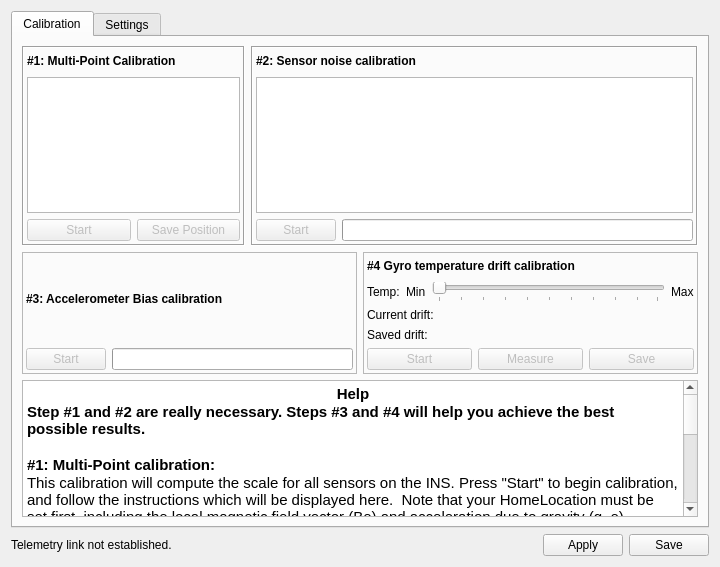
First picture: the form in ground/openpilotgcs/src/plugins/config/revosensors.ui, repository vooon/OpenPilot, before the edit.
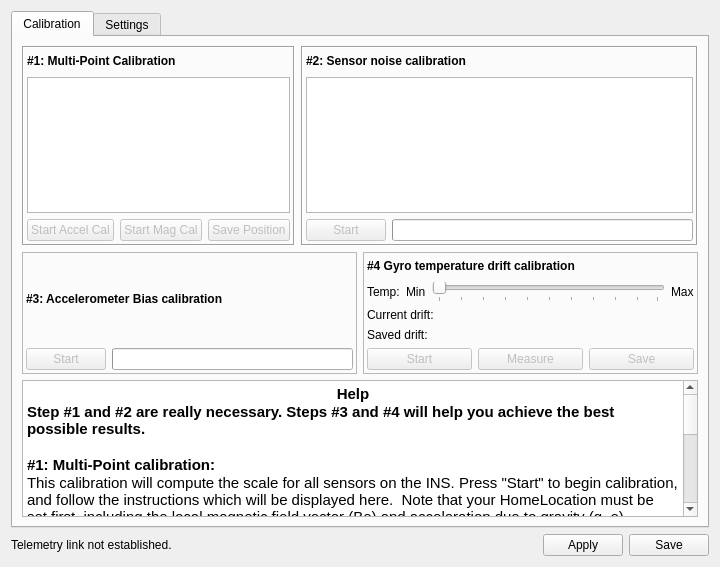
Second picture: the form after the edit. Icons and pictures are not drawn.

What changed in the file:
```diff
--- a/ground/openpilotgcs/src/plugins/config/revosensors.ui
+++ b/ground/openpilotgcs/src/plugins/config/revosensors.ui
@@ -88,7 +88,17 @@
                    <string>Launch a sensor range and bias calibration.</string>
                   </property>
                   <property name="text">
-                   <string>Start</string>
+                   <string>Start Accel Cal</string>
+                  </property>
+                 </widget>
+                </item>
+                <item>
+                 <widget class="QPushButton" name="sixPointsMagStart">
+                  <property name="enabled">
+                   <bool>false</bool>
+                  </property>
+                  <property name="text">
+                   <string>Start Mag Cal</string>
                   </property>
                  </widget>
                 </item>
```
Left out of the diff: 4 changed lines with no effect on the pictures.
